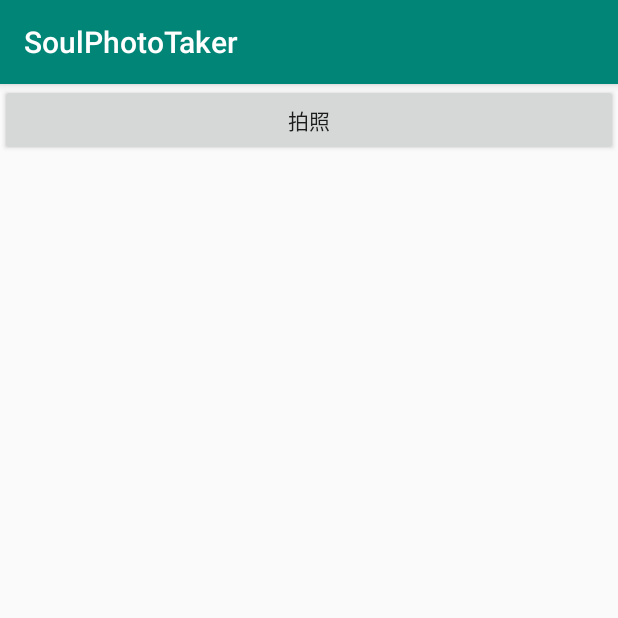
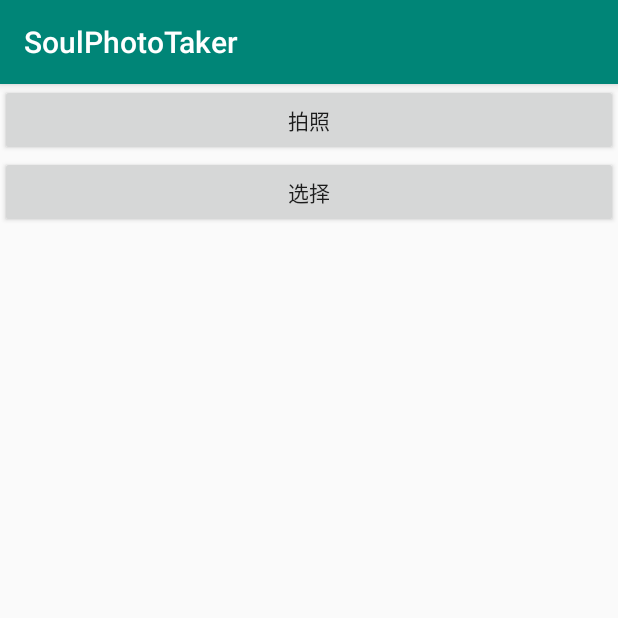
Before and after one commit to soulqw/CoCo, an Android app: the screen it shows after launch (MainActivity), after a tap on "拍照", on a phone screen of 412 x 824 dp, the top half of it. Run offline under Robolectric (Android 15) with nearby library versions, the phone set to English and light mode, and no system bars; libraries missing offline, so code that uses them is left out: com.qw.soul; 1 statement that could not run was skipped.

```diff
--- a/app/src/main/res/layout/activity_main.xml
+++ b/app/src/main/res/layout/activity_main.xml
@@ -11,6 +11,11 @@
             android:layout_width="match_parent"
             android:text="拍照"
             android:layout_height="wrap_content"/>
+    <Button
+            android:id="@+id/btn_pick"
+            android:layout_width="match_parent"
+            android:text="选择"
+            android:layout_height="wrap_content"/>
 
     <ImageView
             android:id="@+id/iv_image"
--- a/lib/src/main/java/com/qw/photo/CoCo.kt
+++ b/lib/src/main/java/com/qw/photo/CoCo.kt
@@ -8,9 +8,8 @@ import android.support.v4.app.Fragment
  *
  * @author cd5160866
  */
-class CoCo {
 
-    companion object {
+object CoCo {
 
     @JvmStatic
     fun with(activity: Activity): FunctionManager {
@@ -36,4 +35,3 @@ class CoCo {
         return FunctionManager(activity)
     }
 }
-}
--- a/lib/src/main/java/com/qw/photo/FunctionManager.kt
+++ b/lib/src/main/java/com/qw/photo/FunctionManager.kt
@@ -18,20 +18,14 @@ class FunctionManager(containerActivity: Activity) {
 
     /**
      * 拍照
+     * @param targetFile 拍照完成后的存储路径
      */
-    fun take(): CaptureParams {
+    fun take(targetFile: File? = null): CaptureParams {
         val result = CaptureParams(mWorker)
+        result.targetFile(targetFile)
         mWorker.setParams(result)
         mWorker.setActions(Action.CAPTURE)
         return result
-    }
-
-    /**
-     * 拍照
-     * @param targetFile 拍照完成后的存储路径
-     */
-    fun take(targetFile: File): CaptureParams {
-        return take().apply { file = targetFile }
     }
 
     /**
--- a/lib/src/main/java/com/qw/photo/Utils.kt
+++ b/lib/src/main/java/com/qw/photo/Utils.kt
@@ -49,4 +49,5 @@ object Utils {
         }
         return true
     }
+
 }
--- a/lib/src/main/java/com/qw/photo/pojo/ResultData.kt
+++ b/lib/src/main/java/com/qw/photo/pojo/ResultData.kt
@@ -1,15 +1,16 @@
 package com.qw.photo.pojo
 
 import android.graphics.Bitmap
+import android.net.Uri
 import java.io.File
 
 
 /**
  *
  * @author cd5160866
- * @date 2019/5/6
  */
 class ResultData {
     var thumbnailData: Bitmap? = null
     var file: File? = null
+    var uri: Uri? = null
 }
```
Also changed, not shown: app/src/main/java/com/qw/soulphototaker/MainActivity.kt (+21 -0 lines), lib/src/main/java/com/qw/photo/fragment/SupportFragment.kt (+22 -2 lines). Lines whose indentation alone changed are shown as unchanged.
